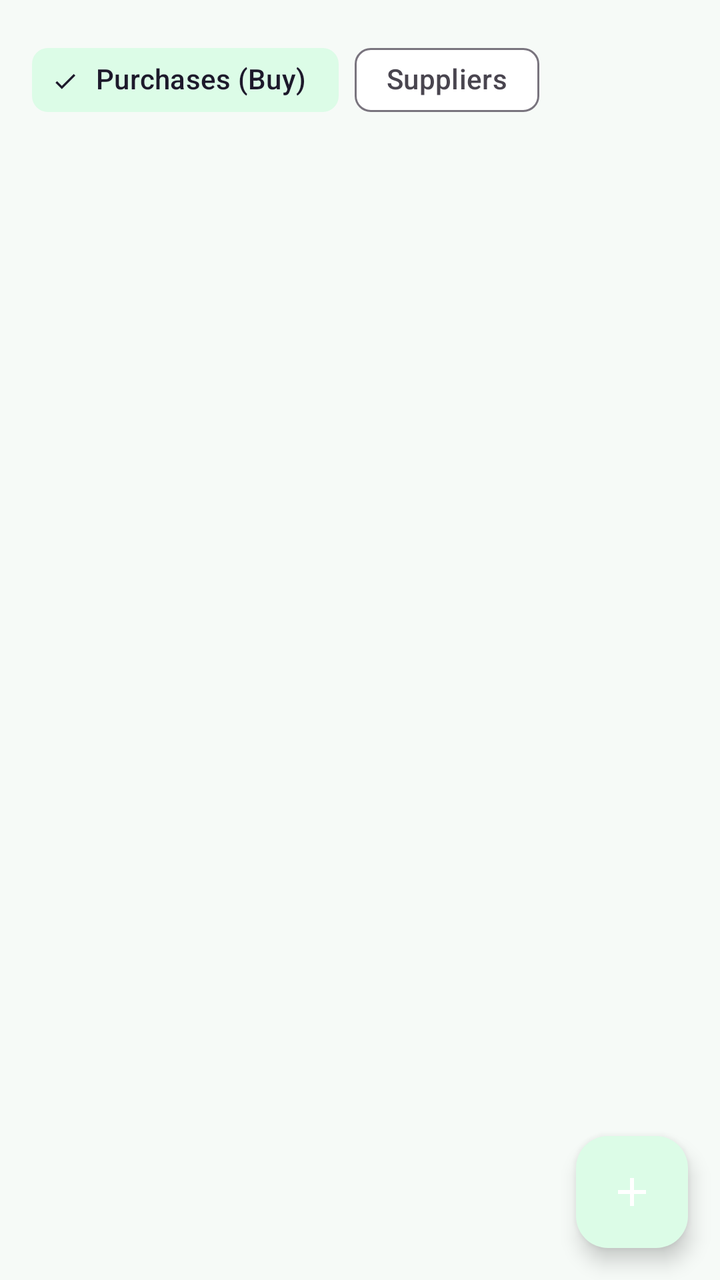
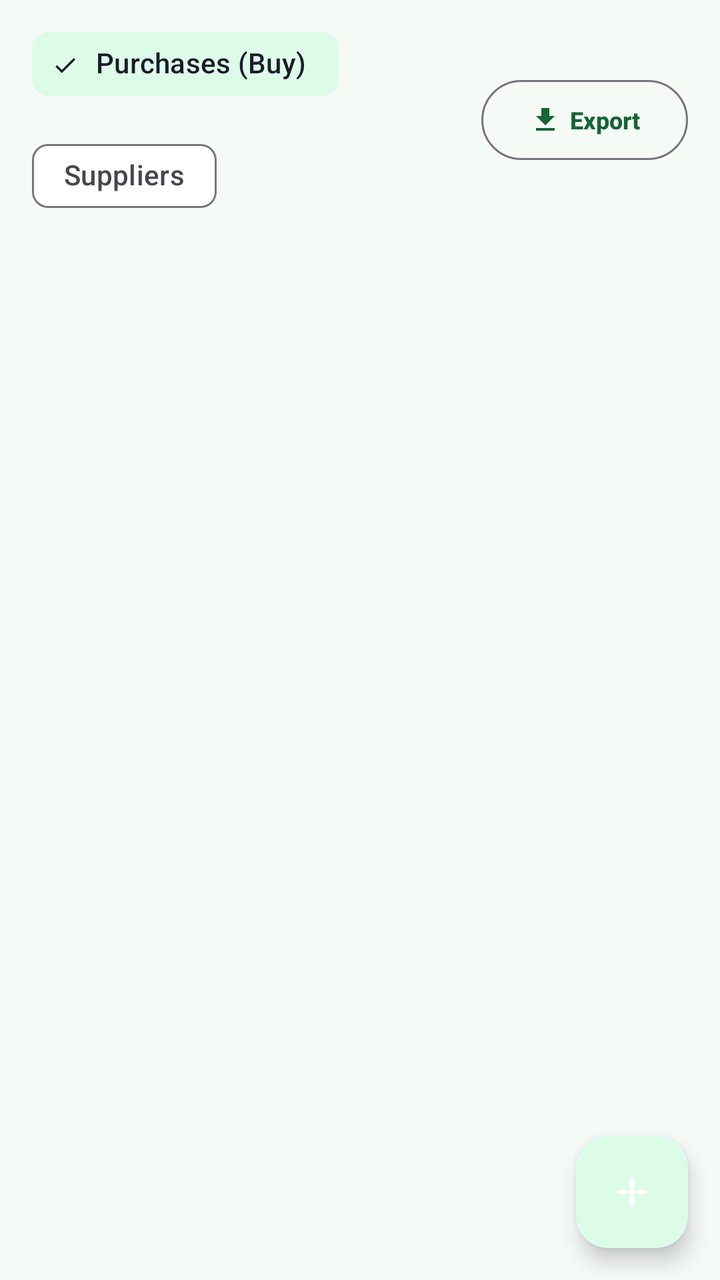

Before-and-after screenshots of an Android layout around one commit, followed by the original layout XML and the change that was made.
<!-- AndroidManifest.xml: application theme Theme.MobileShopkeeper -->
<!-- res/layout/fragment_purchases.xml -->
<?xml version="1.0" encoding="utf-8"?>
<androidx.coordinatorlayout.widget.CoordinatorLayout xmlns:android="http://schemas.android.com/apk/res/android"
    xmlns:app="http://schemas.android.com/apk/res-auto"
    android:layout_width="match_parent" android:layout_height="match_parent">
    <LinearLayout android:layout_width="match_parent" android:layout_height="match_parent"
        android:orientation="vertical">
        <com.google.android.material.chip.ChipGroup android:id="@+id/chipGroupTab"
            android:layout_width="wrap_content" android:layout_height="wrap_content"
            android:padding="16dp" app:singleSelection="true" app:selectionRequired="true">
            <com.google.android.material.chip.Chip android:id="@+id/chipPurchases"
                style="@style/Widget.Material3.Chip.Filter" android:layout_width="wrap_content"
                android:layout_height="wrap_content" android:text="Purchases (Buy)" android:checked="true"/>
            <com.google.android.material.chip.Chip android:id="@+id/chipSuppliers"
                style="@style/Widget.Material3.Chip.Filter" android:layout_width="wrap_content"
                android:layout_height="wrap_content" android:text="Suppliers"/>
        </com.google.android.material.chip.ChipGroup>
        <androidx.recyclerview.widget.RecyclerView android:id="@+id/rvPurchases"
            android:layout_width="match_parent" android:layout_height="0dp"
            android:layout_weight="1" android:paddingHorizontal="16dp" android:clipToPadding="false"/>
        <androidx.recyclerview.widget.RecyclerView android:id="@+id/rvSuppliers"
            android:layout_width="match_parent" android:layout_height="0dp"
            android:layout_weight="1" android:paddingHorizontal="16dp"
            android:clipToPadding="false" android:visibility="gone"/>
    </LinearLayout>
    <com.google.android.material.floatingactionbutton.FloatingActionButton
        android:id="@+id/fabAdd" android:layout_width="wrap_content" android:layout_height="wrap_content"
        android:layout_gravity="bottom|end" android:layout_margin="16dp"
        app:srcCompat="@drawable/ic_add" app:tint="@color/white" android:contentDescription="Add"/>
</androidx.coordinatorlayout.widget.CoordinatorLayout>
<!-- resources referenced by this layout -->
<resources>
  <color name="white">#FFFFFF</color>
  <!-- drawable ic_add (drawable) -->
  <vector xmlns:android="http://schemas.android.com/apk/res/android" android:width="24dp" android:height="24dp" android:viewportWidth="24" android:viewportHeight="24"><path android:fillColor="#FFFFFF" android:pathData="M19,13h-6v6h-2v-6L5,13v-2h6L11,5h2v6h6v2z"/></vector>
  <style name="Theme.MobileShopkeeper" parent="Theme.Material3.Light.NoActionBar">
          <item name="colorPrimary">@color/green_800</item>
          <item name="colorOnPrimary">@color/white</item>
          <item name="colorPrimaryContainer">@color/green_100</item>
          <item name="colorOnPrimaryContainer">@color/green_900</item>
          <item name="colorSecondary">@color/green_600</item>
          <item name="colorOnSecondary">@color/white</item>
          <item name="colorSecondaryContainer">@color/green_100</item>
          <item name="colorSurface">@color/surface</item>
          <item name="colorOnSurface">@color/text_primary</item>
          <item name="android:colorBackground">@color/background_light</item>
          <item name="colorError">@color/error</item>
  
          <item name="android:statusBarColor">@color/green_900</item>
          <item name="android:navigationBarColor">@color/white</item>
          <item name="android:windowLightStatusBar">false</item>
  
          <item name="shapeAppearanceMediumComponent">@style/Shape.MobileShop.Medium</item>
          <item name="materialButtonStyle">@style/Widget.MobileShop.Button</item>
          <item name="textInputStyle">@style/Widget.MobileShop.TextInput</item>
      </style>
  <color name="green_800">#166534</color>
  <color name="green_100">#DCFCE7</color>
  <color name="green_900">#14532D</color>
  <color name="green_600">#16A34A</color>
  <color name="surface">#FFFFFF</color>
  <color name="text_primary">#1A2E22</color>
  <color name="background_light">#F6FAF7</color>
  <color name="error">#DC2626</color>
  <style name="Shape.MobileShop.Medium" parent="ShapeAppearance.Material3.MediumComponent">
          <item name="cornerSize">14dp</item>
      </style>
  <style name="Widget.MobileShop.Button" parent="Widget.Material3.Button">
          <item name="cornerRadius">14dp</item>
          <item name="android:textAllCaps">false</item>
          <item name="android:paddingTop">14dp</item>
          <item name="android:paddingBottom">14dp</item>
          <item name="android:textStyle">bold</item>
      </style>
  <style name="Widget.MobileShop.TextInput" parent="Widget.Material3.TextInputLayout.OutlinedBox">
          <item name="boxCornerRadiusTopStart">14dp</item>
          <item name="boxCornerRadiusTopEnd">14dp</item>
          <item name="boxCornerRadiusBottomStart">14dp</item>
          <item name="boxCornerRadiusBottomEnd">14dp</item>
          <item name="boxStrokeColor">@color/selector_input_stroke</item>
      </style>
</resources>

<!-- the commit's change to res/layout/fragment_purchases.xml (unified diff, before → after) -->
@@ -4,16 +4,37 @@
     android:layout_width="match_parent" android:layout_height="match_parent">
     <LinearLayout android:layout_width="match_parent" android:layout_height="match_parent"
         android:orientation="vertical">
-        <com.google.android.material.chip.ChipGroup android:id="@+id/chipGroupTab"
-            android:layout_width="wrap_content" android:layout_height="wrap_content"
-            android:padding="16dp" app:singleSelection="true" app:selectionRequired="true">
-            <com.google.android.material.chip.Chip android:id="@+id/chipPurchases"
-                style="@style/Widget.Material3.Chip.Filter" android:layout_width="wrap_content"
-                android:layout_height="wrap_content" android:text="Purchases (Buy)" android:checked="true"/>
-            <com.google.android.material.chip.Chip android:id="@+id/chipSuppliers"
-                style="@style/Widget.Material3.Chip.Filter" android:layout_width="wrap_content"
-                android:layout_height="wrap_content" android:text="Suppliers"/>
-        </com.google.android.material.chip.ChipGroup>
+        <LinearLayout
+            android:layout_width="match_parent"
+            android:layout_height="wrap_content"
+            android:orientation="horizontal"
+            android:gravity="center_vertical"
+            android:paddingHorizontal="16dp"
+            android:paddingTop="8dp">
+
+            <com.google.android.material.chip.ChipGroup android:id="@+id/chipGroupTab"
+                android:layout_width="0dp"
+                android:layout_height="wrap_content"
+                android:layout_weight="1"
+                app:singleSelection="true" app:selectionRequired="true">
+                <com.google.android.material.chip.Chip android:id="@+id/chipPurchases"
+                    style="@style/Widget.Material3.Chip.Filter" android:layout_width="wrap_content"
+                    android:layout_height="wrap_content" android:text="Purchases (Buy)" android:checked="true"/>
+                <com.google.android.material.chip.Chip android:id="@+id/chipSuppliers"
+                    style="@style/Widget.Material3.Chip.Filter" android:layout_width="wrap_content"
+                    android:layout_height="wrap_content" android:text="Suppliers"/>
+            </com.google.android.material.chip.ChipGroup>
+
+            <com.google.android.material.button.MaterialButton
+                android:id="@+id/btnExportPurchases"
+                style="@style/Widget.Material3.Button.OutlinedButton"
+                android:layout_width="wrap_content"
+                android:layout_height="wrap_content"
+                android:text="Export"
+                android:textSize="12sp"
+                app:icon="@drawable/ic_export"
+                app:iconSize="16dp"/>
+        </LinearLayout>
         <androidx.recyclerview.widget.RecyclerView android:id="@+id/rvPurchases"
             android:layout_width="match_parent" android:layout_height="0dp"
             android:layout_weight="1" android:paddingHorizontal="16dp" android:clipToPadding="false"/>
<!-- resource entries referenced after the edit -->
@@ -3,6 +3,16 @@
   <color name="white">#FFFFFF</color>
   <!-- drawable ic_add (drawable) -->
   <vector xmlns:android="http://schemas.android.com/apk/res/android" android:width="24dp" android:height="24dp" android:viewportWidth="24" android:viewportHeight="24"><path android:fillColor="#FFFFFF" android:pathData="M19,13h-6v6h-2v-6L5,13v-2h6L11,5h2v6h6v2z"/></vector>
+  <!-- drawable ic_export (drawable) -->
+  <vector xmlns:android="http://schemas.android.com/apk/res/android"
+      android:width="24dp"
+      android:height="24dp"
+      android:viewportWidth="24"
+      android:viewportHeight="24">
+    <path
+        android:fillColor="#FF000000"
+        android:pathData="M19,9h-4V3H9v6H5l7,7 7,-7zM5,18v2h14v-2H5z"/>
+  </vector>
   <style name="Theme.MobileShopkeeper" parent="Theme.Material3.Light.NoActionBar">
           <item name="colorPrimary">@color/green_800</item>
           <item name="colorOnPrimary">@color/white</item>
